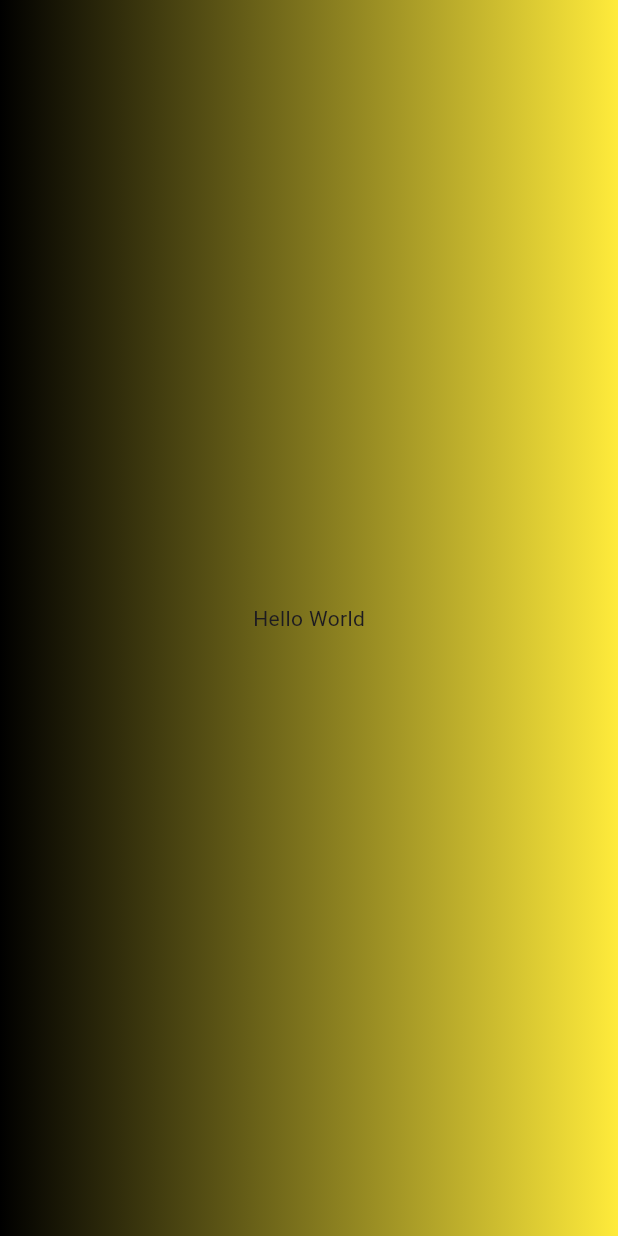
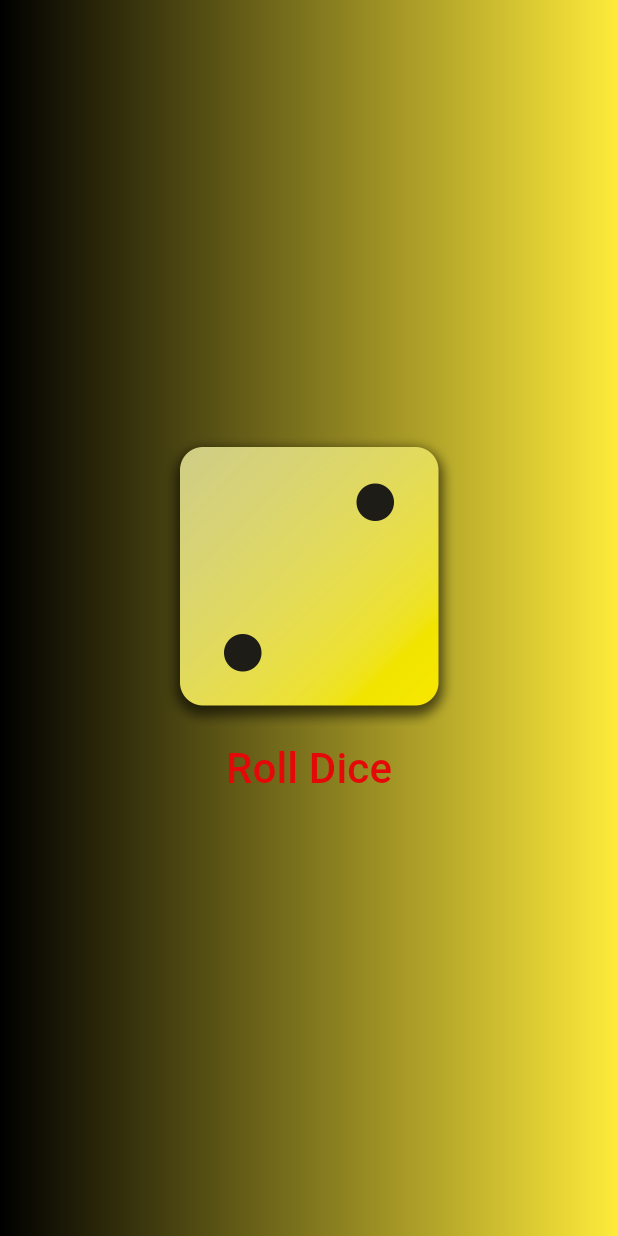
Before and after one commit to markjoyrosero39-spec/CSIT284-Rosero, a Flutter app: the screen it shows after launch, on a phone screen of 412 x 824 dp. Run offline on Flutter 3.47's test engine with Material 3 defaults, Android fonts, the phone set to English and light mode, and no system bars.

Commit message:
Add image

```diff
--- /dev/null
+++ b/lab_act_2/lab_act_2_1/lab_act_2_1/lib/dice_roller.dart
@@ -0,0 +1,47 @@
+import 'dart:math';
+
+import 'package:flutter/material.dart';
+
+class DiceRoller extends StatefulWidget {
+  const DiceRoller({super.key});
+
+  @override
+  State<DiceRoller> createState() {
+    return _DiceRollerState();
+  }
+}
+
+class _DiceRollerState extends State<DiceRoller> {
+  final randomizer = Random();
+  var currentdiceImage = 'assets/dice-images/dice-2.png';
+
+  void rollDice() {
+    setState(() {
+      var num = randomizer.nextInt(6) + 1;
+      currentdiceImage = 'assets/dice-images/dice-$num.png';
+    });
+  }
+
+  @override
+  Widget build(context) {
+    return Column(
+      mainAxisAlignment: MainAxisAlignment.center,
+      children: [
+        Image.asset(
+          width: 200,
+          currentdiceImage,
+        ),
+        TextButton(
+          onPressed: rollDice,
+          child: const Text(
+            "Roll Dice",
+            style: TextStyle(
+              fontSize: 28,
+              color: Color.fromARGB(255, 229, 8, 8),
+            ),
+          ),
+        ),
+      ],
+    );
+  }
+}
```
Also changed, not shown: lab_act_2/lab_act_2_1/lab_act_2_1/lib/main.dart (+12 -7 lines), lab_act_2/lab_act_2_1/lab_act_2_1/pubspec.yaml (+7 -1 lines), lab_act_2/lab_act_2_1/lab_act_2_1/assets/dice-images/dice-1.png (added), lab_act_2/lab_act_2_1/lab_act_2_1/assets/dice-images/dice-2.png (added), lab_act_2/lab_act_2_1/lab_act_2_1/assets/dice-images/dice-3.png (added), lab_act_2/lab_act_2_1/lab_act_2_1/assets/dice-images/dice-4.png (added), lab_act_2/lab_act_2_1/lab_act_2_1/assets/dice-images/dice-5.png (added), lab_act_2/lab_act_2_1/lab_act_2_1/assets/dice-images/dice-6.png (added).
